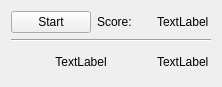
EuphoricCatface/yet-another-word-puzzle, file widget/TopFrame.ui: the form before one commit.
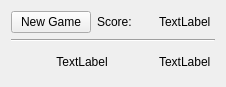
The form after the commit.

Commit message: Rename New Game button

```diff
--- a/widget/TopFrame.ui
+++ b/widget/TopFrame.ui
@@ -6,7 +6,7 @@
    <rect>
     <x>0</x>
     <y>0</y>
-    <width>222</width>
+    <width>226</width>
     <height>87</height>
    </rect>
   </property>
@@ -27,7 +27,7 @@
    <item row="0" column="0">
     <widget class="QPushButton" name="pushButton_start">
      <property name="text">
-      <string>Start</string>
+      <string>New Game</string>
      </property>
     </widget>
    </item>
```
